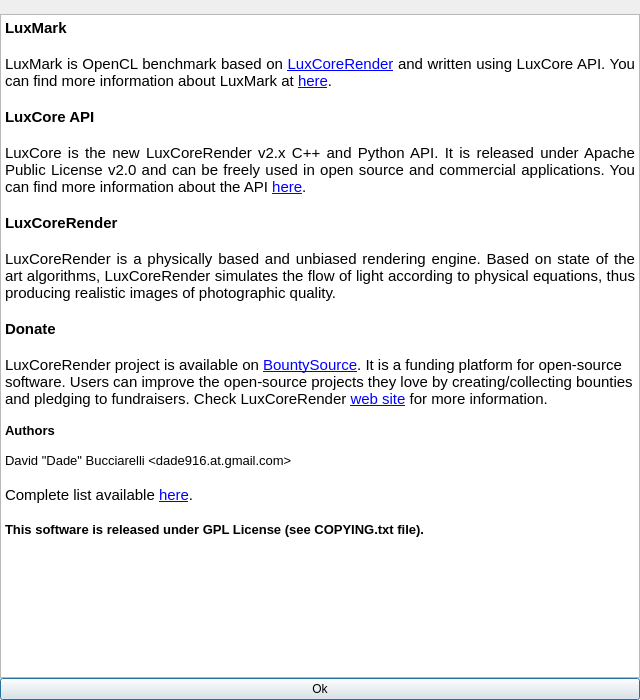
This is src/aboutdialog.ui in LuxCoreRender/LuxMark as Qt 5 draws it before an edit. The edited form follows.
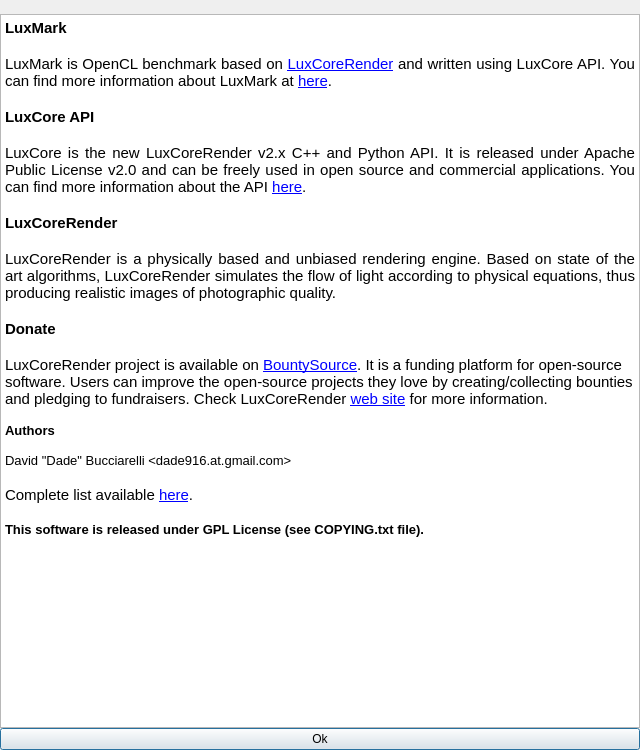
This is the edited form. Icons and pictures are not drawn.

Commit message: The LuxCore wall paper is now shown in About dialog

The edit to the form file:
```diff
--- a/src/aboutdialog.ui
+++ b/src/aboutdialog.ui
@@ -10,7 +10,7 @@
     <x>0</x>
     <y>0</y>
     <width>640</width>
-    <height>700</height>
+    <height>750</height>
    </rect>
   </property>
   <property name="sizePolicy">
```
Left out of the diff: 2 changed lines with no effect on the pictures. The commit also changes 5 other files.
